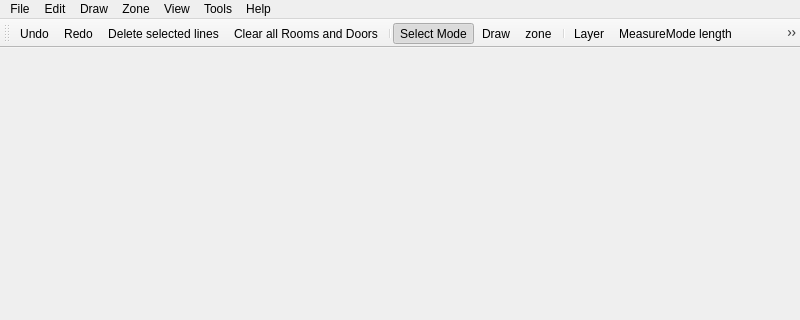
Old version of the form forms/mainwindow.ui in the repository JuPedSim/jpseditor; both pictures show x 0 to 800 and y 0 to 320 of the 800 by 600 pixel window.
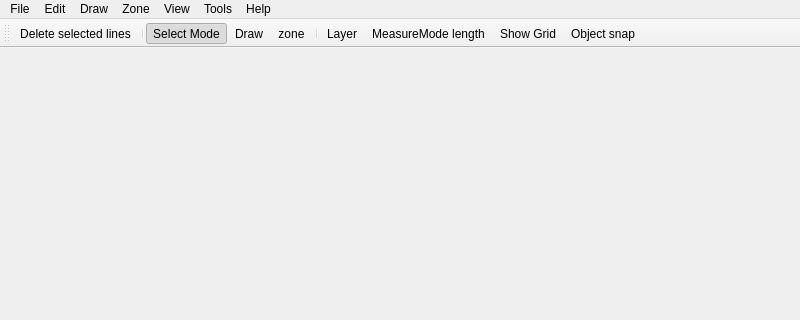
New version of the form. Icons and pictures are not drawn.

Commit message: feat(jpseditor-213): Remove unfinished functions

```diff
--- a/forms/mainwindow.ui
+++ b/forms/mainwindow.ui
@@ -144,10 +144,7 @@
    <attribute name="toolBarBreak">
     <bool>false</bool>
    </attribute>
-   <addaction name="actionUndo"/>
-   <addaction name="actionRedo"/>
    <addaction name="actionDelete_single_line"/>
-   <addaction name="actionClear_all_Rooms_and_Doors"/>
    <addaction name="separator"/>
    <addaction name="actionSelect_Mode"/>
    <addaction name="actionDraw"/>
```
Left out of the diff: 3 changed lines with no effect on the pictures.
